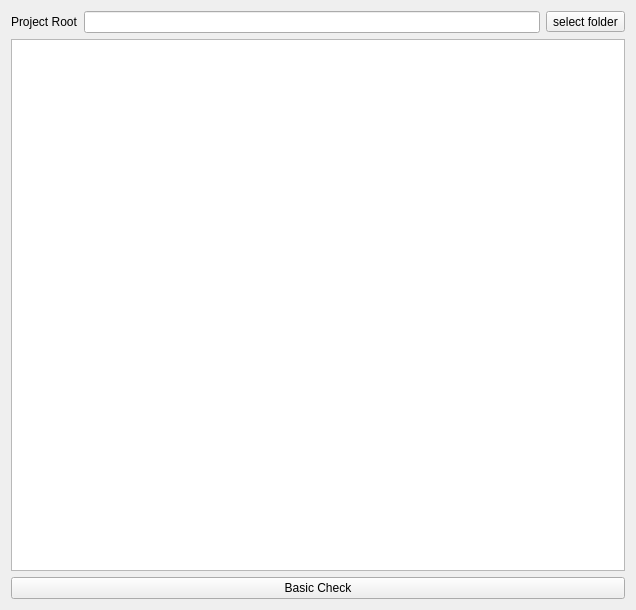
MRsoymilk/MyYolo, file src/WidgetMain/Setting/widgetmainsetting.ui: the form before one commit.
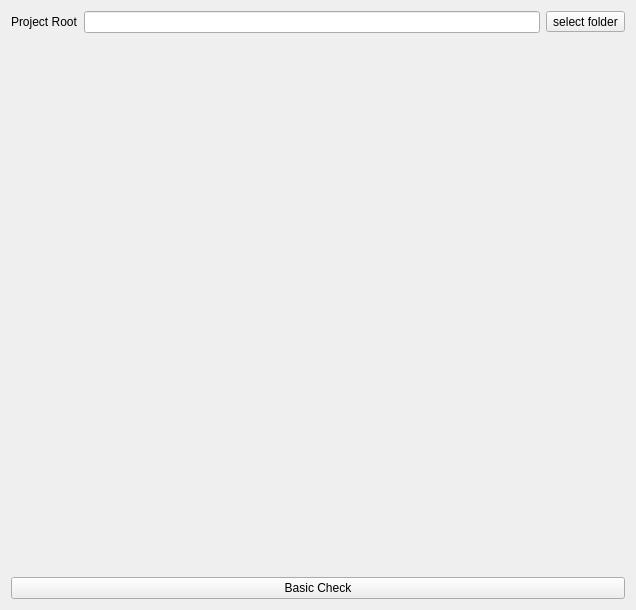
The form after the commit.

Diff of the .ui file:
```diff
--- a/src/WidgetMain/Setting/widgetmainsetting.ui
+++ b/src/WidgetMain/Setting/widgetmainsetting.ui
@@ -14,6 +14,13 @@
    <string>Form</string>
   </property>
   <layout class="QGridLayout" name="gridLayout">
+   <item row="2" column="0">
+    <widget class="QPushButton" name="btnBasicCheck">
+     <property name="text">
+      <string>Basic Check</string>
+     </property>
+    </widget>
+   </item>
    <item row="0" column="0">
     <layout class="QHBoxLayout" name="horizontalLayout">
      <item>
@@ -36,14 +43,17 @@
     </layout>
    </item>
    <item row="1" column="0">
-    <widget class="QTextEdit" name="txtEditLog"/>
-   </item>
-   <item row="2" column="0">
-    <widget class="QPushButton" name="btnBasicCheck">
-     <property name="text">
-      <string>Basic Check</string>
+    <spacer name="verticalSpacer">
+     <property name="orientation">
+      <enum>Qt::Orientation::Vertical</enum>
      </property>
-    </widget>
+     <property name="sizeHint" stdset="0">
+      <size>
+       <width>20</width>
+       <height>40</height>
+      </size>
+     </property>
+    </spacer>
    </item>
   </layout>
  </widget>
```
